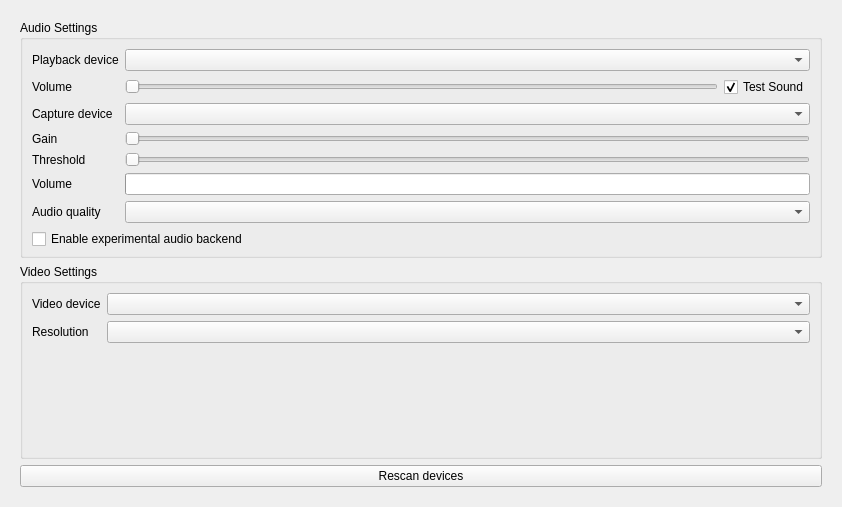
gstark667/qTox-ignore, file src/widget/form/settings/avform.ui: the form before one commit.
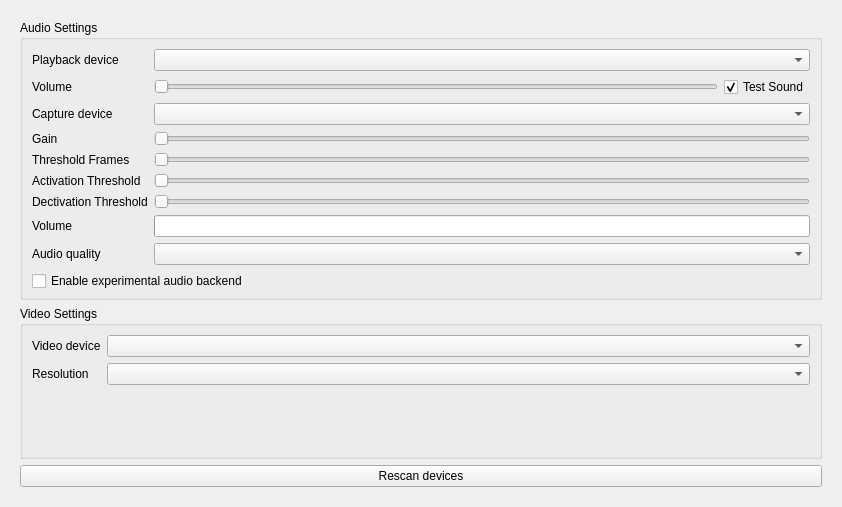
The form after the commit. Custom widgets are drawn as their Qt base class.

Commit message: adding deactivation threshold and multi-frame averaging

The edit to the form file:
```diff
--- a/src/widget/form/settings/avform.ui
+++ b/src/widget/form/settings/avform.ui
@@ -104,7 +104,7 @@
           <item row="4" column="0">
            <widget class="QLabel" name="thresholdLabel">
             <property name="text">
-             <string>Threshold</string>
+             <string>Threshold Frames</string>
             </property>
            </widget>
           </item>
@@ -116,13 +116,41 @@
            </widget>
           </item>
           <item row="5" column="0">
+           <widget class="QLabel" name="activationThresholdLabel">
+            <property name="text">
+             <string>Activation Threshold</string>
+            </property>
+           </widget>
+          </item>
+          <item row="5" column="1" colspan="2">
+           <widget class="QSlider" name="activationThresholdSlider">
+            <property name="orientation">
+             <enum>Qt::Horizontal</enum>
+            </property>
+           </widget>
+          </item>
+          <item row="6" column="0">
+           <widget class="QLabel" name="deactivationThresholdLabel">
+            <property name="text">
+             <string>Dectivation Threshold</string>
+            </property>
+           </widget>
+          </item>
+          <item row="6" column="1" colspan="2">
+           <widget class="QSlider" name="deactivationThresholdSlider">
+            <property name="orientation">
+             <enum>Qt::Horizontal</enum>
+            </property>
+           </widget>
+          </item>
+          <item row="7" column="0">
            <widget class="QLabel" name="volumeDisplayLabel">
             <property name="text">
              <string>Volume</string>
             </property>
            </widget>
           </item>
-          <item row="5" column="1" colspan="2">
+          <item row="7" column="1" colspan="2">
            <widget class="QProgressBar" name="volumeDisplay">
             <property name="orientation">
              <enum>Qt::Horizontal</enum>
@@ -139,14 +167,14 @@
             </property>
            </widget>
           </item>
-          <item row="6" column="0">
+          <item row="8" column="0">
            <widget class="QLabel" name="audioQualityLabel">
             <property name="text">
              <string>Audio quality</string>
             </property>
            </widget>
           </item>
-          <item row="6" column="1" colspan="2">
+          <item row="8" column="1" colspan="2">
            <widget class="QComboBox" name="audioQualityComboBox">
             <property name="sizePolicy">
              <sizepolicy hsizetype="Expanding" vsizetype="Fixed">
@@ -159,7 +187,7 @@
             </property>
            </widget>
           </item>
-          <item row="7" column="0" colspan="3">
+          <item row="9" column="0" colspan="3">
            <widget class="QCheckBox" name="cbEnableBackend2">
             <property name="enabled">
              <bool>true</bool>
```
Left out of the diff: 4 changed lines with no effect on the pictures. The commit also changes 7 other files.
